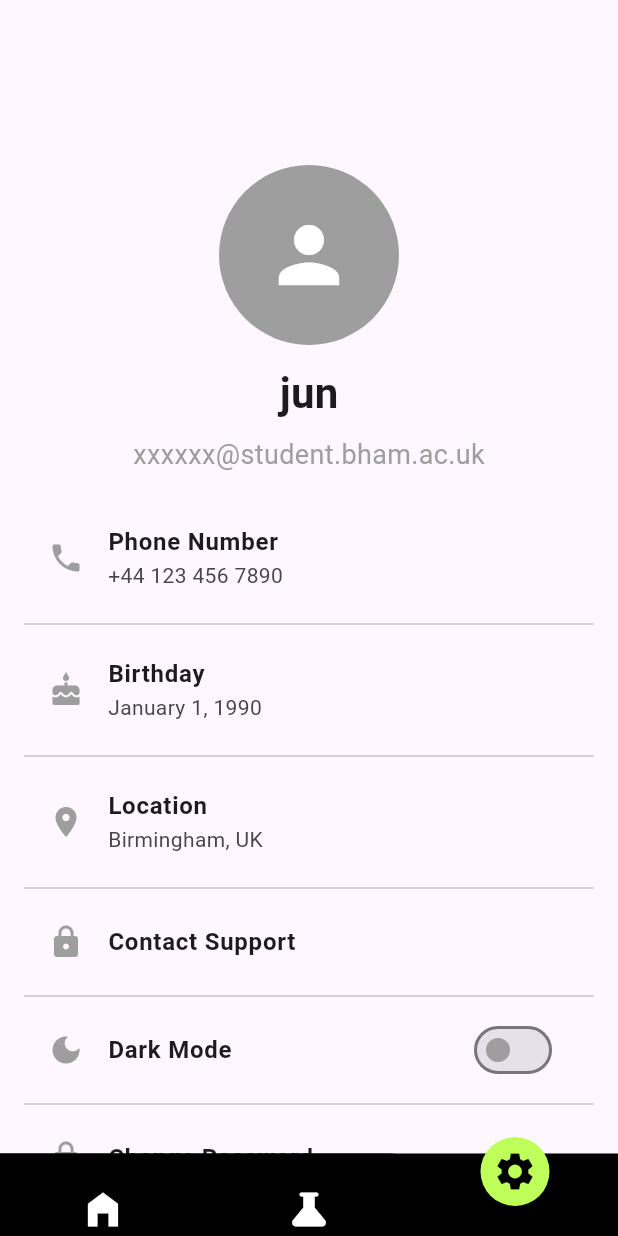
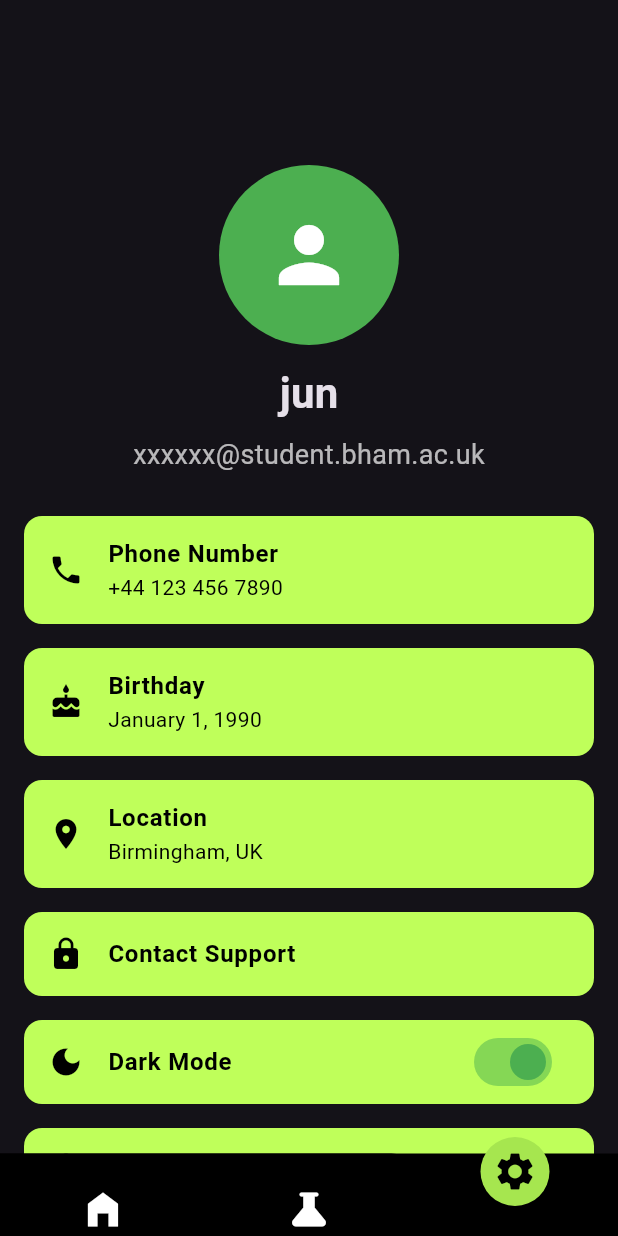
Before and after one commit to JamesMWaller/MobileAndUbiquitousComputing, a Flutter app: the BottomNavBar screen opened directly, item 3 of the bottom bar chosen, on a phone screen of 412 x 824 dp. Run offline on Flutter 3.47's test engine with Material 3 defaults, Android fonts, the phone set to English and light mode, and no system bars; drawn by our look-alikes of curved_navigation_bar; our stand-ins replace fl_chart, flutter_blue_plus, image_picker, permission_handler.

Commit message:
new color

```diff
--- a/flutter_ble/lib/NavToolBar/Items/settings/settings.dart
+++ b/flutter_ble/lib/NavToolBar/Items/settings/settings.dart
@@ -35,6 +35,7 @@ class Settings extends StatelessWidget {
       } else {
         return Column(
           children: [
+            child,
             child,
             Divider(),
           ],
--- a/flutter_ble/lib/NavToolBar/Items/settings/theme_provider.dart
+++ b/flutter_ble/lib/NavToolBar/Items/settings/theme_provider.dart
@@ -1,7 +1,7 @@
 import 'package:flutter/material.dart';
 
 class ThemeProvider with ChangeNotifier {
-  bool isDarkMode = false;
+  bool isDarkMode = true;
 
   void toggleTheme() {
     isDarkMode = !isDarkMode;
--- a/flutter_ble/lib/NavToolBar/bottom_nav_bar.dart
+++ b/flutter_ble/lib/NavToolBar/bottom_nav_bar.dart
@@ -51,7 +51,7 @@ class _BottomNavBarState extends State<BottomNavBar> {
           ),
         ],
         height: 55,
-        buttonBackgroundColor: Color(0xFFBFFF5A),
+        buttonBackgroundColor: Color(0xFFA6E64F),
         backgroundColor: Colors.black,
         animationCurve: Curves.easeInOut,
         animationDuration: Duration(milliseconds: 400),
```
Also changed, not shown: 1 other file.
